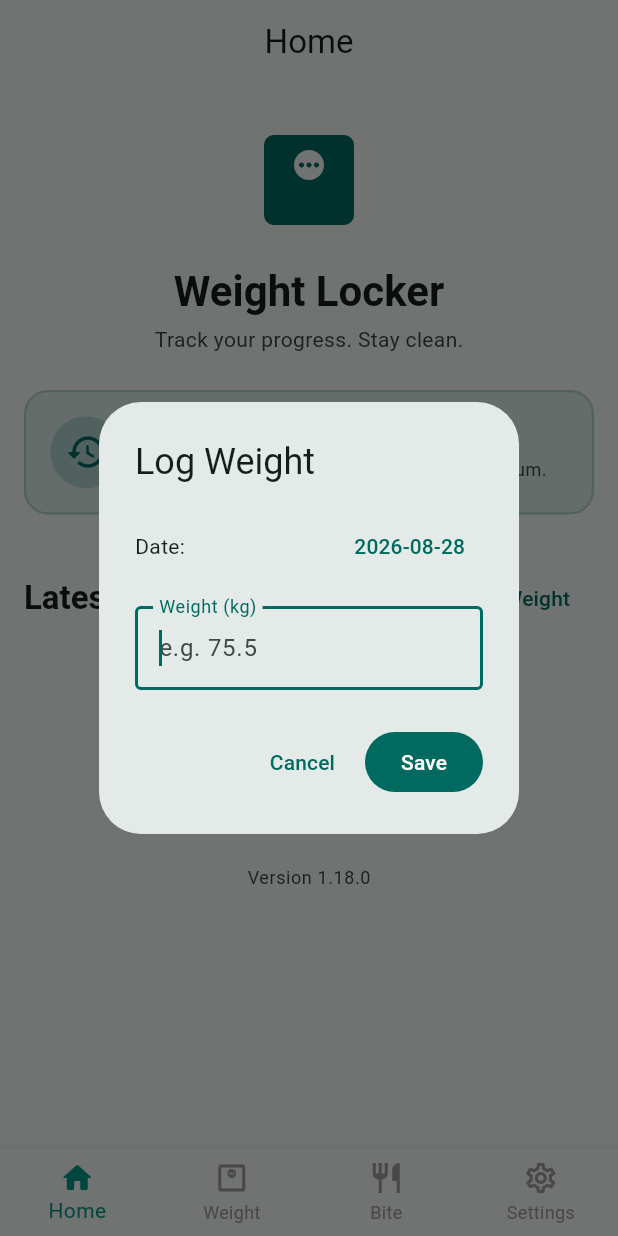
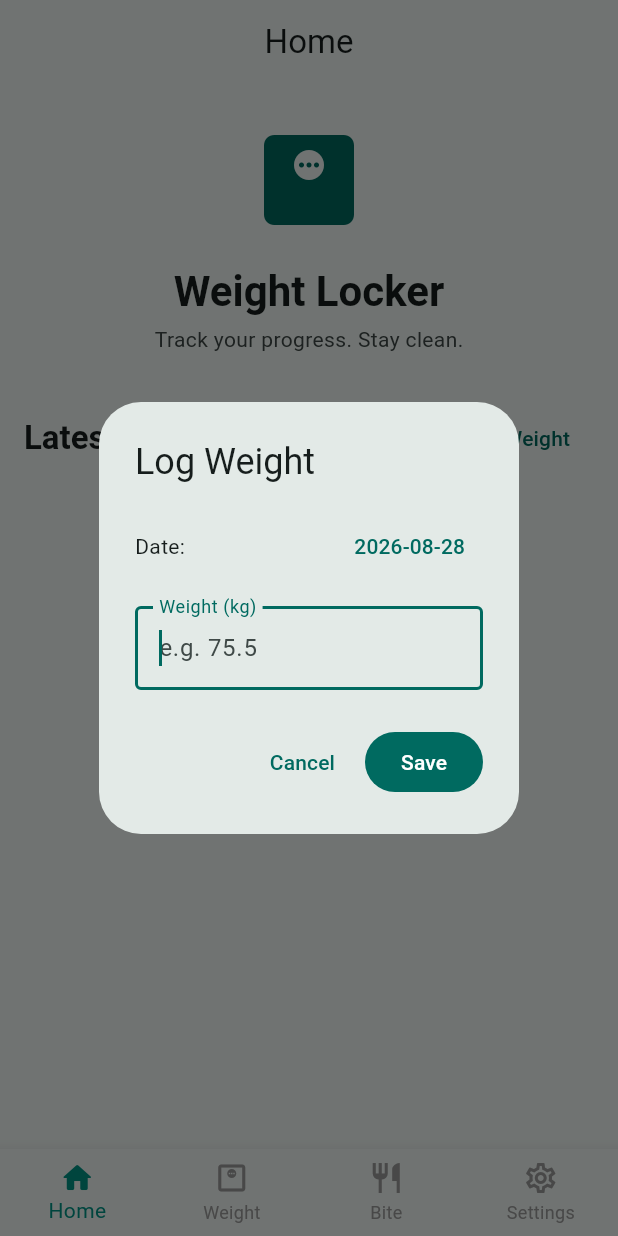
Before and after one commit to igorbasko01/food-locker, a Flutter app: the screen it shows after launch, after a tap on "Log Weight", on a phone screen of 412 x 824 dp. Run offline on Flutter 3.47's test engine with Material 3 defaults, Android fonts, the phone set to English and light mode, and no system bars; our stand-ins replace clock, csv, drift, drift_flutter, file_picker, fl_chart and 5 more; accounts and stored records are empty; generated files the repository leaves out were written again.

Commit message:
refactor: remove the Home streak banners and overeating analytics (#103)
The all-time-best banner reported a proxy for day-to-day scale noise as a
behavioural achievement, and the current-streak banner read as "no streak"
every morning before today's weigh-in was logged. Remove both banners and
everything that existed only to feed them: the overeating/streak calculation
in WeightAnalytics, the DateTimeCalendar extension, WeightManager's
overeatingStats getter and re-export, and getOldestWeightDate on the
WeightRepository interface and mixin.

day_date_text.dart goes too — LongestStreakBanner was its only consumer.

Removal only; no replacement. Home's history section drops its top padding
from 24 to 16 so the header doesn't sit on a hole where the banners were.

Co-Authored-By: Claude Opus 5 <noreply@anthropic.com>
Claude-Session: https://claude.ai/code/session_019u8dfSdT99XisBoQJef4UY

```diff
--- a/lib/features/bite/data/bite_analytics.dart
+++ b/lib/features/bite/data/bite_analytics.dart
@@ -5,8 +5,8 @@ import 'package:food_locker/features/bite/data/meal_clustering.dart';
 /// Total bites on a single local calendar day.
 ///
 /// A read-time projection of the append-only bite log: [day] is normalised to
-/// local midnight (`DateTime(y, m, d)`), so it doubles as the `[day, day.nextDay)`
-/// window's lower bound and compares cleanly against other per-day metrics.
+/// local midnight (`DateTime(y, m, d)`), so it doubles as the lower bound of the
+/// day's half-open window and compares cleanly against other per-day metrics.
 class DailyBiteCount {
   const DailyBiteCount({required this.day, required this.count});
 
--- a/lib/features/weight/data/weight_analytics.dart
+++ b/lib/features/weight/data/weight_analytics.dart
@@ -1,40 +1,4 @@
 import 'package:food_locker/features/weight/data/weight_repository.dart';
-
-enum StreakType { clean, overeating }
-
-/// Reconstructing the date using calendar components is immune to Daylight Saving
-/// Time (DST) transitions (where 24-hour duration math like `date.add(Duration(days: 1))`
-/// can land on the same calendar day) and automatically handles calendar month/year rollovers.
-extension DateTimeCalendar on DateTime {
-  DateTime get nextDay => DateTime(year, month, day + 1);
-  DateTime get previousDay => DateTime(year, month, day - 1);
-}
-
-class OvereatingStats {
-  final StreakType? currentStreakType;
-  final DateTime? currentStreakStart;
-  final DateTime? currentStreakEnd;
-  final DateTime? longestStreakStart;
-  final DateTime? longestStreakEnd;
-
-  OvereatingStats({
-    this.currentStreakType,
-    this.currentStreakStart,
-    this.currentStreakEnd,
-    this.longestStreakStart,
-    this.longestStreakEnd,
-  });
-
-  int get currentStreakLength {
-    if (currentStreakStart == null || currentStreakEnd == null) return 0;
-    return currentStreakEnd!.difference(currentStreakStart!).inDays + 1;
-  }
-
-  int get longestCleanStreakLength {
-    if (longestStreakStart == null || longestStreakEnd == null) return 0;
-    return longestStreakEnd!.difference(longestStreakStart!).inDays + 1;
-  }
-}
 
 class WeightAnalytics {
   final WeightRepository _weightRepository;
@@ -50,107 +14,4 @@ class WeightAnalytics {
   double? get lowestLast7Days => _weightRepository.getLowestWeight(
     since: DateTime.now().subtract(const Duration(days: 7)),
   );
-
-  bool? _isOvereaten(DateTime date) {
-    final weightOnDay = _weightRepository.getWeightForDay(date);
-    final weightNextDay = _weightRepository.getWeightForDay(date.nextDay);
-
-    if (weightOnDay != null && weightNextDay != null) {
-      return weightNextDay.value > weightOnDay.value;
-    }
-    return null;
-  }
-
-  OvereatingStats calculateOvereatingStats() {
-    final oldestDate = _weightRepository.getOldestWeightDate();
-    if (oldestDate == null) {
-      return OvereatingStats();
-    }
-
-    final now = DateTime.now();
-    final today = DateTime(now.year, now.month, now.day);
-
-    final (currentType, currentStart, currentEnd) = _calculateCurrentStreak(today);
-    final (longestStart, longestEnd) = _calculateLongestCleanStreak(today, oldestDate);
-
-    return OvereatingStats(
-      currentStreakType: currentType,
-      currentStreakStart: currentStart,
-      currentStreakEnd: currentEnd,
-      longestStreakStart: longestStart,
-      longestStreakEnd: longestEnd,
-    );
-  }
-
-  /// Calculates the current streak going backwards day-by-day starting from yesterday.
-  (StreakType?, DateTime?, DateTime?) _calculateCurrentStreak(DateTime today) {
-    StreakType? currentStreakType;
-    DateTime? currentStreakStart;
-    DateTime? currentStreakEnd;
-
-    DateTime currentDate = today.previousDay;
-    while (true) {
-      final overeaten = _isOvereaten(currentDate);
-
-      if (overeaten == null) {
-        break; // N/A state breaks the continuous streak
-      } else if (!overeaten) {
-        if (currentStreakType == StreakType.overeating) break;
-        currentStreakType = StreakType.clean;
-        currentStreakEnd ??= currentDate;
-        currentStreakStart = currentDate;
-      } else {
-        if (currentStreakType == StreakType.clean) break;
-        currentStreakType = StreakType.overeating;
-        currentStreakEnd ??= currentDate;
-        currentStreakStart = currentDate;
-      }
-      currentDate = currentDate.previousDay;
-    }
-
-    return (currentStreakType, currentStreakStart, currentStreakEnd);
-  }
-
-  /// Calculates the longest clean streak going forwards from the oldest weight record up to yesterday.
-  (DateTime?, DateTime?) _calculateLongestCleanStreak(DateTime today, DateTime oldestDate) {
-    DateTime? longestStreakStart;
-    DateTime? longestStreakEnd;
-
-    DateTime? currentStreakStartTemp;
-    DateTime? currentStreakEndTemp;
-
-    final oldestDateOnly = DateTime(oldestDate.year, oldestDate.month, oldestDate.day);
-
-    if (oldestDateOnly.isBefore(today)) {
-      DateTime iterDate = oldestDateOnly;
-
-      while (iterDate.isBefore(today)) {
-        final overeaten = _isOvereaten(iterDate);
-
-        if (overeaten == false) {
-          currentStreakStartTemp ??= iterDate;
-          currentStreakEndTemp = iterDate;
-
-          final tempLen =
-              currentStreakEndTemp.difference(currentStreakStartTemp).inDays +
-              1;
-          final longestLen =
-              longestStreakStart == null || longestStreakEnd == null
-              ? 0
-              : longestStreakEnd.difference(longestStreakStart).inDays + 1;
-
-          if (tempLen > longestLen) {
-            longestStreakStart = currentStreakStartTemp;
-            longestStreakEnd = currentStreakEndTemp;
-          }
-        } else {
-          currentStreakStartTemp = null;
-          currentStreakEndTemp = null;
-        }
-        iterDate = iterDate.nextDay;
-      }
-    }
-
-    return (longestStreakStart, longestStreakEnd);
-  }
 }
--- a/lib/features/weight/data/weight_manager.dart
+++ b/lib/features/weight/data/weight_manager.dart
@@ -3,9 +3,6 @@ import 'package:food_locker/core/date_range.dart';
 import 'package:food_locker/features/weight/data/weight.dart';
 import 'package:food_locker/features/weight/data/weight_analytics.dart';
 import 'package:food_locker/features/weight/data/weight_repository.dart';
-
-export 'package:food_locker/features/weight/data/weight_analytics.dart'
-    show StreakType, OvereatingStats;
 
 class WeightManager extends ChangeNotifier {
   final WeightRepository _weightRepository;
@@ -98,6 +95,4 @@ class WeightManager extends ChangeNotifier {
   double? get lowestAllTime => _analytics.lowestAllTime;
   double? get lowestLast30Days => _analytics.lowestLast30Days;
   double? get lowestLast7Days => _analytics.lowestLast7Days;
-
-  OvereatingStats get overeatingStats => _analytics.calculateOvereatingStats();
 }
--- a/lib/features/weight/data/weight_repository.dart
+++ b/lib/features/weight/data/weight_repository.dart
@@ -24,9 +24,6 @@ abstract class WeightRepository {
   /// Returns the lowest weight recorded since [since] (inclusive).
   /// If [since] is null, returns the all-time lowest weight.
   double? getLowestWeight({DateTime? since});
-
-  /// Returns the date of the oldest weight record, or null if empty.
-  DateTime? getOldestWeightDate();
 }
 
 mixin WeightRepositoryHelper implements WeightRepository {
@@ -100,13 +97,4 @@ mixin WeightRepositoryHelper implements WeightRepository {
     weights.sort((a, b) => b.date.compareTo(a.date));
     return weights;
   }
-
-  @override
-  DateTime? getOldestWeightDate() {
-    final weights = getAllWeights();
-    if (weights.isEmpty) return null;
-    return weights
-        .map((w) => w.date)
-        .reduce((a, b) => a.isBefore(b) ? a : b);
-  }
 }
--- a/lib/ui/pages/home_page.dart
+++ b/lib/ui/pages/home_page.dart
@@ -5,8 +5,6 @@ import 'package:food_locker/features/weight/data/weight_manager.dart';
 import 'package:food_locker/ui/widgets/add_weight_dialog.dart';
 import 'package:food_locker/ui/widgets/app_version_label.dart';
 import 'package:food_locker/ui/widgets/history_range_selector.dart';
-import 'package:food_locker/ui/widgets/longest_streak_banner.dart';
-import 'package:food_locker/ui/widgets/streak_banner.dart';
 import 'package:food_locker/ui/widgets/weight_history_tile.dart';
 import 'package:provider/provider.dart';
 
@@ -17,7 +15,6 @@ class HomePage extends StatelessWidget {
   Widget build(BuildContext context) {
     final theme = Theme.of(context);
     final weightManager = context.watch<WeightManager>();
-    final stats = weightManager.overeatingStats;
     final history = weightManager.history;
     final range = weightManager.historyRange;
 
@@ -48,16 +45,8 @@ class HomePage extends StatelessWidget {
             ),
           ),
           SliverToBoxAdapter(
-            child: Column(
-              children: [
-                StreakBanner(stats: stats),
-                LongestStreakBanner(stats: stats),
-              ],
-            ),
-          ),
-          SliverToBoxAdapter(
             child: Padding(
-              padding: const EdgeInsets.fromLTRB(16.0, 24.0, 16.0, 8.0),
+              padding: const EdgeInsets.fromLTRB(16.0, 16.0, 16.0, 8.0),
               child: Row(
                 mainAxisAlignment: MainAxisAlignment.spaceBetween,
                 children: [
--- a/lib/ui/widgets/longest_streak_banner.dart
+++ /dev/null
@@ -1,77 +0,0 @@
-import 'package:flutter/material.dart';
-import 'package:food_locker/features/weight/data/weight_manager.dart';
-import 'package:food_locker/ui/widgets/day_date_text.dart';
-
-class LongestStreakBanner extends StatelessWidget {
-  final OvereatingStats stats;
-
-  const LongestStreakBanner({super.key, required this.stats});
-
-  @override
-  Widget build(BuildContext context) {
-    final length = stats.longestCleanStreakLength;
-    if (length < 2) {
-      return const SizedBox.shrink();
-    }
-
-    final theme = Theme.of(context);
-    final color = Colors.amber.shade700;
-
-    return Padding(
-      padding: const EdgeInsets.symmetric(horizontal: 16.0, vertical: 8.0),
-      child: Container(
-        decoration: BoxDecoration(
-          color: color.withValues(alpha: 0.1),
-          borderRadius: BorderRadius.circular(16),
-          border: Border.all(color: color.withValues(alpha: 0.2), width: 1.5),
-        ),
-        padding: const EdgeInsets.all(16),
-        child: Row(
-          children: [
-            Container(
-              padding: const EdgeInsets.all(10),
-              decoration: BoxDecoration(
-                color: color.withValues(alpha: 0.2),
-                shape: BoxShape.circle,
-              ),
-              child: Icon(Icons.emoji_events_rounded, color: color, size: 28),
-            ),
-            const SizedBox(width: 16),
-            Expanded(
-              child: Column(
-                crossAxisAlignment: CrossAxisAlignment.start,
-                children: [
-                  Text(
-                    'All-Time Best: $length Days',
-                    style: theme.textTheme.titleMedium?.copyWith(
-                      color: color,
-                      fontWeight: FontWeight.bold,
-                    ),
-                  ),
-                  if (stats.longestStreakStart != null &&
-                      stats.longestStreakEnd != null)
-                    Padding(
-                      padding: const EdgeInsets.only(top: 2.0, bottom: 4.0),
-                      child: Text(
-                        '${DayDateText.format(stats.longestStreakStart!)} to ${DayDateText.format(stats.longestStreakEnd!)}',
-                        style: theme.textTheme.labelSmall?.copyWith(
-                          color: theme.colorScheme.onSurfaceVariant
-                              .withValues(alpha: 0.8),
-                        ),
-                      ),
-                    ),
-                  Text(
-                    'Your longest streak of eating mindfully!',
-                    style: theme.textTheme.bodySmall?.copyWith(
-                      color: theme.colorScheme.onSurfaceVariant,
-                    ),
-                  ),
-                ],
-              ),
-            ),
-          ],
-        ),
-      ),
-    );
-  }
-}
--- a/lib/ui/widgets/streak_banner.dart
+++ /dev/null
@@ -1,127 +0,0 @@
-import 'package:flutter/material.dart';
-import 'package:food_locker/features/weight/data/weight_manager.dart';
-
-class StreakBanner extends StatelessWidget {
-  final OvereatingStats stats;
-
-  const StreakBanner({super.key, required this.stats});
-
-  @override
-  Widget build(BuildContext context) {
-    // Determine content based on stats
-    final Widget? banner = _buildBanner(context);
-
-    if (banner == null) return const SizedBox.shrink();
-
-    return Padding(
-      padding: const EdgeInsets.symmetric(horizontal: 16.0, vertical: 8.0),
-      child: banner,
-    );
-  }
-
-  Widget? _buildBanner(BuildContext context) {
-    final theme = Theme.of(context);
-    final type = stats.currentStreakType;
-    final length = stats.currentStreakLength;
-
-    if (type == null || length == 0) {
-      return _buildCard(
-        context,
-        icon: Icons.history_rounded,
-        color: theme.colorScheme.primary,
-        title: 'Start a new streak!',
-        subtitle: 'Log your weight daily to build your momentum.',
-      );
-    }
-
-    if (type == StreakType.overeating) {
-      if (length >= 2) {
-        return _buildCard(
-          context,
-          icon: Icons.warning_rounded,
-          color: theme.colorScheme.error,
-          title: '$length-Day Overeating Streak',
-          subtitle: 'You\'ve been overeating lately. Break the cycle today!',
-        );
-      } else {
-        return _buildCard(
-          context,
-          icon: Icons.refresh_rounded,
-          color: theme.colorScheme.tertiary,
-          title: 'Fresh Start!',
-          subtitle: 'You overate last time. Today is a brand new day to win!',
-        );
-      }
-    } else {
-      if (length >= 2) {
-        return _buildCard(
-          context,
-          icon: Icons.local_fire_department_rounded,
-          color: Colors.orange,
-          title: '$length-Day Streak!',
-          subtitle: 'You are doing great! Keep the momentum going.',
-        );
-      } else {
-        return _buildCard(
-          context,
-          icon: Icons.check_circle_outline_rounded,
-          color: theme.colorScheme.primary,
-          title: 'Good Job!',
-          subtitle: 'You finished last time strong. Let\'s keep it going today!',
-        );
-      }
-    }
-  }
-
-  Widget _buildCard(
-    BuildContext context, {
-    required IconData icon,
-    required Color color,
-    required String title,
-    required String subtitle,
-  }) {
-    final theme = Theme.of(context);
-
-    return Container(
-      decoration: BoxDecoration(
-        color: color.withValues(alpha: 0.1),
-        borderRadius: BorderRadius.circular(16),
-        border: Border.all(color: color.withValues(alpha: 0.2), width: 1.5),
-      ),
-      padding: const EdgeInsets.all(16),
-      child: Row(
-        children: [
-          Container(
-            padding: const EdgeInsets.all(10),
-            decoration: BoxDecoration(
-              color: color.withValues(alpha: 0.2),
-              shape: BoxShape.circle,
-            ),
-            child: Icon(icon, color: color, size: 28),
-          ),
-          const SizedBox(width: 16),
-          Expanded(
-            child: Column(
-              crossAxisAlignment: CrossAxisAlignment.start,
-              children: [
-                Text(
-                  title,
-                  style: theme.textTheme.titleMedium?.copyWith(
-                    color: color,
-                    fontWeight: FontWeight.bold,
-                  ),
-                ),
-                Text(
-                  subtitle,
-                  style: theme.textTheme.bodySmall?.copyWith(
-                    color: theme.colorScheme.onSurfaceVariant,
-                  ),
-                ),
-              ],
-            ),
-          ),
-        ],
-      ),
-    );
-  }
-}
```
Also changed, not shown: lib/ui/widgets/day_date_text.dart (deleted, +0 -29 lines), 6 other files.
